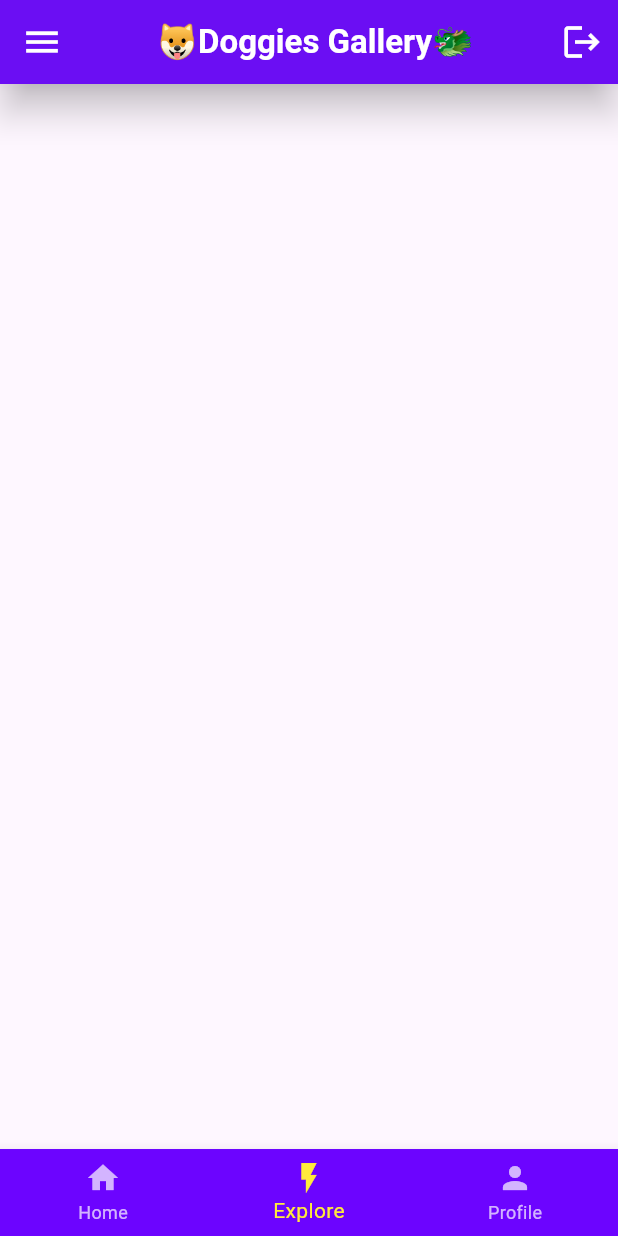
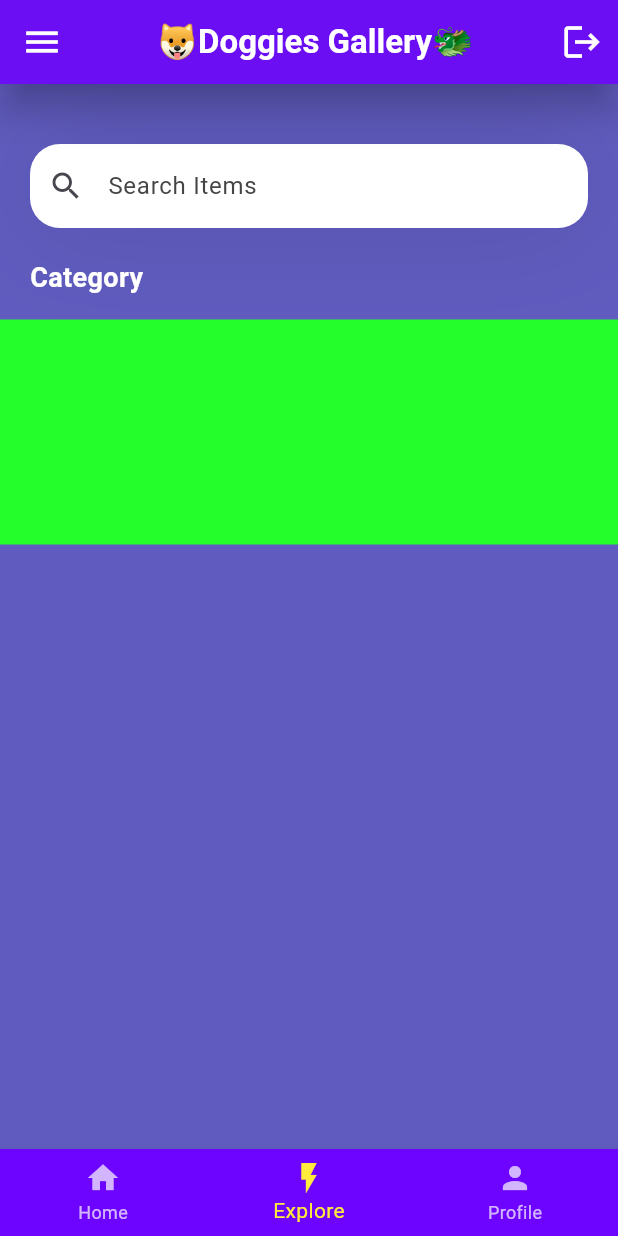
Before and after one commit to AurelioAlfons/to_do_app, a Flutter app: the screen it shows after launch, item 2 of the bottom bar chosen, on a phone screen of 412 x 824 dp. Run offline on Flutter 3.47's test engine with Material 3 defaults, Android fonts, the phone set to English and light mode, and no system bars.

Commit message:
Ver 2.11: Add content for explore page, move hte searchfield outside of the scrollview

```diff
--- /dev/null
+++ b/lib/pages/explore_content.dart
@@ -0,0 +1,83 @@
+import 'package:flutter/material.dart';
+
+class ExploreContent extends StatelessWidget {
+  const ExploreContent({super.key});
+
+  @override
+  Widget build(BuildContext context) {
+    return Container(
+      color: const Color.fromARGB(255, 96, 92, 191),
+      child: Column(
+        children: [
+          // Move the search field outside of the scrollable content
+          _searchField(),
+
+          // Add space between search field and content
+          const SizedBox(height: 20),
+
+          // Scrollable content
+          Expanded(
+            child: SingleChildScrollView(
+              child: Column(
+                // Set the alignment to left start
+                crossAxisAlignment: CrossAxisAlignment.start,
+                children: [
+                  const Padding(
+                    padding: EdgeInsets.only(left: 20),
+                    child: Text(
+                      'Category',
+                      style: TextStyle(
+                        color: Colors.white,
+                        fontSize: 18,
+                        fontWeight: FontWeight.w600,
+                      ),
+                    ),
+                  ),
+                  const SizedBox(height: 15),
+                  Container(
+                    height: 150,
+                    color: const Color.fromARGB(255, 36, 255, 44),
+                  ),
+                  const SizedBox(height: 20),
+                ],
+              ),
+            ),
+          ),
+        ],
+      ),
+    );
+  }
+
+  Container _searchField() {
+    return Container(
+      margin: const EdgeInsets.only(top: 40, left: 20, right: 20),
+      decoration: BoxDecoration(
+        color: Colors.transparent,
+        boxShadow: [
+          BoxShadow(
+            color: Colors.black.withOpacity(0.11),
+            blurRadius: 60,
+            spreadRadius: 0.0,
+          ),
+        ],
+        borderRadius: BorderRadius.circular(20),
+      ),
+      // Search field
+      child: const TextField(
+        decoration: InputDecoration(
+          filled: true,
+          fillColor: Colors.white,
+          border: OutlineInputBorder(
+            borderRadius: BorderRadius.all(Radius.circular(20)),
+            borderSide: BorderSide.none,
+          ),
+          hintText: 'Search Items',
+          hintStyle: TextStyle(
+            color: Color.fromARGB(255, 69, 69, 69),
+          ),
+          prefixIcon: Icon(Icons.search),
+        ),
+      ),
+    );
+  }
+}
--- a/lib/pages/explore_page.dart
+++ /dev/null
@@ -1,12 +0,0 @@
-// home.dart
-import 'package:flutter/material.dart';
-
-// Create class ExplorePage
-class ExplorePage extends StatelessWidget {
-  const ExplorePage({super.key});
-
-  @override
-  Widget build(BuildContext context) {
-    return const Scaffold();
-  }
-}
--- a/lib/pages/home_page.dart
+++ b/lib/pages/home_page.dart
@@ -1,6 +1,6 @@
 // home.dart
 import 'package:flutter/material.dart';
-import 'package:to_do_app/pages/explore_page.dart';
+import 'package:to_do_app/pages/explore_content.dart';
 import 'package:to_do_app/pages/home_content.dart'; // Import the HomeContent widget
 import 'package:to_do_app/widget/navigation.dart';
 
@@ -18,7 +18,7 @@ class _HomePageState extends State<HomePage> {
   // Define the list of pages
   final List<Widget> _pages = [
     const HomeContent(), // Use HomeContent from its own file
-    const ExplorePage(),
+    const ExploreContent(),
   ];
 
   void _onTap(int index) {
```
Also changed, not shown: lib/pages/home_content.dart (+57 -37 lines).
